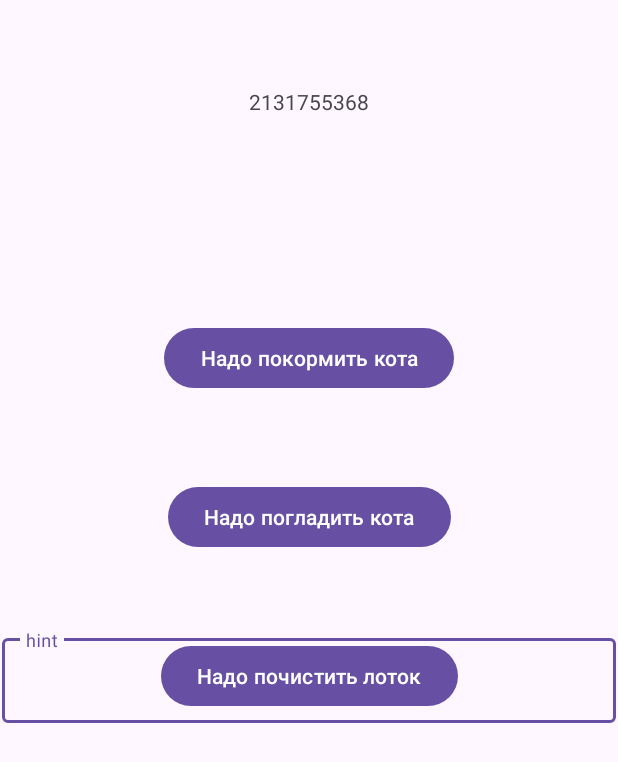
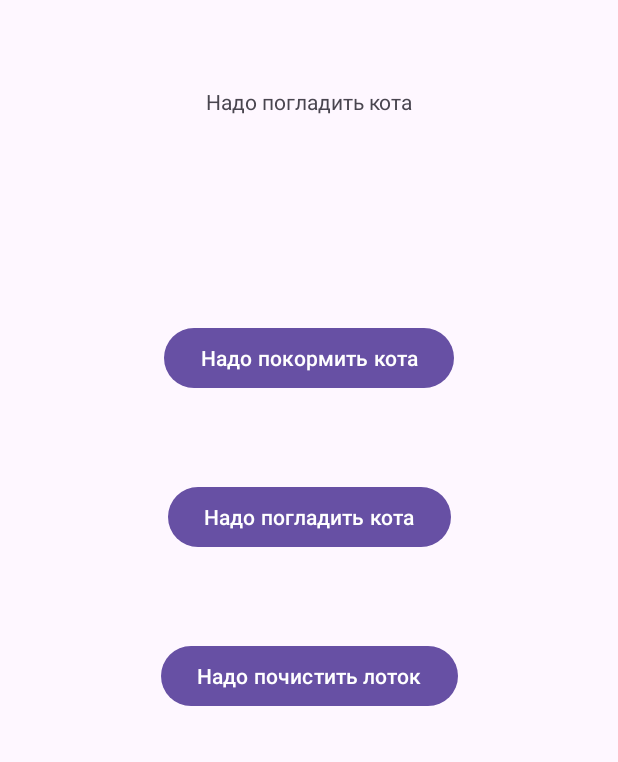
Before and after one commit to triplef-6/Android_labs, an Android app: the screen it shows after launch (MainActivity), after a tap on "Надо погладить кота", on a phone screen of 412 x 824 dp. Shown: the top 762 px of the screen. Run offline under Robolectric (Android 15) with nearby library versions, the phone set to English and light mode, and no system bars; 1 other tap on this screen came first.

Commit message:
Уведомления дополнены

```diff
--- a/Notifications/app/src/main/java/com/example/notifications/MainActivity.kt
+++ b/Notifications/app/src/main/java/com/example/notifications/MainActivity.kt
@@ -6,20 +6,19 @@ import android.app.NotificationManager
 import android.app.PendingIntent
 import android.content.Context
 import android.content.Intent
-import android.content.pm.PackageManager
+import android.graphics.BitmapFactory
+import android.graphics.Color
 import android.os.Build
 import android.os.Bundle
 import android.widget.Button
 import android.widget.TextView
 import androidx.activity.enableEdgeToEdge
 import androidx.appcompat.app.AppCompatActivity
-import androidx.core.app.ActivityCompat
 import androidx.core.app.NotificationCompat
 import androidx.core.app.NotificationManagerCompat
-import androidx.core.view.ViewCompat
-import androidx.core.view.WindowInsetsCompat
 
 class MainActivity : AppCompatActivity() {
+    private var counter = 101
     companion object {
         const val NOTIFICATION_ID = 666
         const val CHANNEL_ID = "channelID"
@@ -49,12 +48,17 @@ class MainActivity : AppCompatActivity() {
                 .setAutoCancel(true)
                 .setPriority(NotificationCompat.PRIORITY_MAX)
                 .setContentIntent(pendingIntent)
+                .setAutoCancel(true)
+                .setLargeIcon(
+                    BitmapFactory.decodeResource(getResources(),
+                    R.drawable.ic_action_cat_24dp))
+                .setColor(Color.GREEN)
 
             with(NotificationManagerCompat.from(this)) {
-                notify(NOTIFICATION_ID, builder.build())
+                notify(counter++, builder.build())
             }
 
-            textView.text = R.string.feed.toString()
+            textView.text = getString(R.string.feed)
         }
 
         val button2: Button = findViewById(R.id.button2)
@@ -64,37 +68,42 @@ class MainActivity : AppCompatActivity() {
                 .setContentTitle(getString(R.string.reminder))
                 .setContentText(getString(R.string.pet))
                 .setAutoCancel(true)
-                .setPriority(NotificationCompat.PRIORITY_MAX)
+                .setPriority(NotificationCompat.PRIORITY_MIN)
                 .setContentIntent(pendingIntent)
+                .setAutoCancel(true)
+                .setLargeIcon(
+                    BitmapFactory.decodeResource(getResources(),
+                        R.drawable.ic_action_cat_24dp))
+                .setColor(Color.YELLOW)
 
-            val notificationManager = NotificationManagerCompat.from(this)
-            notificationManager.notify(NOTIFICATION_ID, builder.build())
 
             with(NotificationManagerCompat.from(this)) {
-                notify(NOTIFICATION_ID, builder.build())
+                notify(counter++, builder.build())
             }
 
-            textView.text = R.string.pet.toString()
+            textView.text = getString(R.string.pet)
         }
 
         val button3: Button = findViewById(R.id.button3)
-        button2.setOnClickListener {
+        button3.setOnClickListener {
             val builder = NotificationCompat.Builder(this, CHANNEL_ID)
                 .setSmallIcon(R.drawable.ic_launcher_foreground)
                 .setContentTitle(getString(R.string.reminder))
                 .setContentText(getString(R.string.clear))
                 .setAutoCancel(true)
-                .setPriority(NotificationCompat.PRIORITY_MAX)
+                .setPriority(NotificationCompat.PRIORITY_DEFAULT)
                 .setContentIntent(pendingIntent)
-
-            val notificationManager = NotificationManagerCompat.from(this)
-            notificationManager.notify(NOTIFICATION_ID, builder.build())
+                .setAutoCancel(true)
+                .setLargeIcon(
+                    BitmapFactory.decodeResource(getResources(),
+                        R.drawable.ic_action_cat_24dp))
+                .setColor(Color.RED)
 
             with(NotificationManagerCompat.from(this)) {
-                notify(NOTIFICATION_ID, builder.build())
+                notify(counter++, builder.build())
             }
 
-            textView.text = R.string.clear.toString()
+            textView.text = getString(R.string.clear)
         }
     }
 
--- a/Notifications/app/src/main/res/layout/activity_main.xml
+++ b/Notifications/app/src/main/res/layout/activity_main.xml
@@ -52,18 +52,18 @@
         app:layout_constraintTop_toBottomOf="@+id/textView"
         app:layout_constraintVertical_bias="0.5" />
 
-    <com.google.android.material.textfield.TextInputLayout
-        android:layout_width="409dp"
-        android:layout_height="wrap_content"
-        app:layout_constraintBottom_toBottomOf="parent"
-        app:layout_constraintEnd_toEndOf="parent"
-        app:layout_constraintHorizontal_bias="0.5"
-        app:layout_constraintStart_toStartOf="parent"
-        app:layout_constraintTop_toBottomOf="@+id/textView">
+<!--    <com.google.android.material.textfield.TextInputLayout-->
+<!--        android:layout_width="409dp"-->
+<!--        android:layout_height="wrap_content"-->
+<!--        app:layout_constraintBottom_toBottomOf="parent"-->
+<!--        app:layout_constraintEnd_toEndOf="parent"-->
+<!--        app:layout_constraintHorizontal_bias="0.5"-->
+<!--        app:layout_constraintStart_toStartOf="parent"-->
+<!--        app:layout_constraintTop_toBottomOf="@+id/textView">-->
 
-        <com.google.android.material.textfield.TextInputEditText
-            android:layout_width="match_parent"
-            android:layout_height="wrap_content"
-            android:hint="hint" />
-    </com.google.android.material.textfield.TextInputLayout>
+<!--        <com.google.android.material.textfield.TextInputEditText-->
+<!--            android:layout_width="match_parent"-->
+<!--            android:layout_height="wrap_content"-->
+<!--            android:hint="hint" />-->
+<!--    </com.google.android.material.textfield.TextInputLayout>-->
 </androidx.constraintlayout.widget.ConstraintLayout>
```
